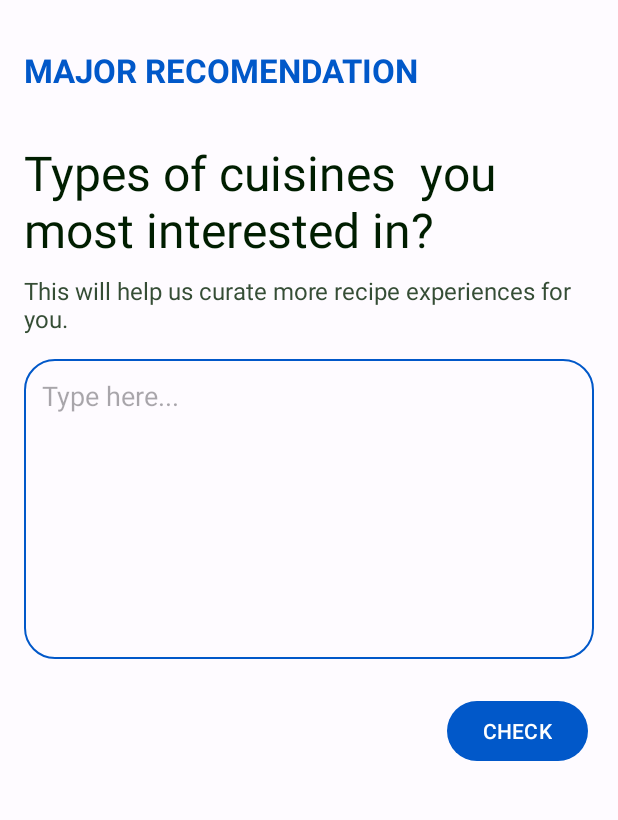
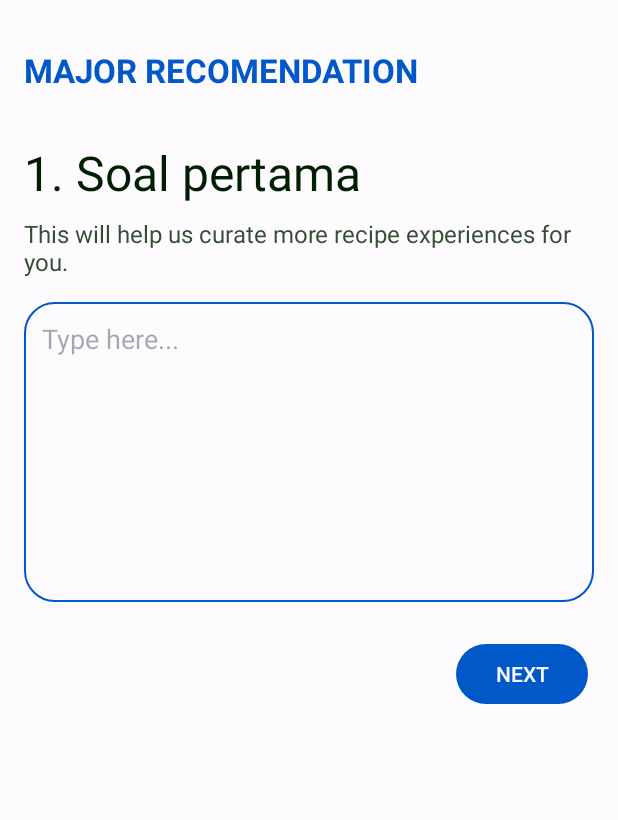
Before and after one commit to deress/VisitCampus, an Android app: the MajorRecomendationActivity screen opened directly, with no data from a screen before it, on a phone screen of 412 x 824 dp, the part 96-916 px from its top. Run offline under Robolectric (Android 15) with nearby library versions, the phone set to English and light mode, and no system bars.

Commit message:
Add logic for question in major recomendation

```diff
--- a/app/src/main/java/com/dicoding/visitcampus/ui/major/MajorRecomendationActivity.kt
+++ b/app/src/main/java/com/dicoding/visitcampus/ui/major/MajorRecomendationActivity.kt
@@ -7,14 +7,17 @@ import android.content.Intent
 import androidx.appcompat.app.AppCompatActivity
 import android.os.Bundle
 import android.os.Handler
+import android.util.Log
 import android.view.View
 import com.dicoding.visitcampus.R
 import com.dicoding.visitcampus.databinding.ActivityMajorRecomendationBinding
 import com.google.android.material.appbar.MaterialToolbar
-import java.util.Timer
 
 class MajorRecomendationActivity : AppCompatActivity() {
     private lateinit var binding: ActivityMajorRecomendationBinding
+    private val questions: Array<String> = arrayOf("1. Soal pertama", "2. Soal kedua", "3. Soal ketiga", "4. Soal keempat")
+    private var currentQuestion = 0
+    private val result: ArrayList<String> = arrayListOf()
     override fun onCreate(savedInstanceState: Bundle?) {
         super.onCreate(savedInstanceState)
         binding = ActivityMajorRecomendationBinding.inflate(layoutInflater)
@@ -27,7 +30,13 @@ class MajorRecomendationActivity : AppCompatActivity() {
         }
         val progressDialog = ProgressDialog(this@MajorRecomendationActivity)
 
+        binding.tvQuestion.text = questions[currentQuestion]
+
         binding.btnCheckRecomendation.setOnClickListener {
+            currentQuestion++
+            Log.i("MajorRecomendationActivity", "$currentQuestion")
+            if (questions.size == currentQuestion) {
+                result.add(binding.etMessageBox.text.toString())
                 progressDialog.setTitle("Checking")
                 progressDialog.setMessage("The system is working, please wait...")
                 progressDialog.show()
@@ -37,6 +46,16 @@ class MajorRecomendationActivity : AppCompatActivity() {
                     startActivity(intent)
                     this@MajorRecomendationActivity.overridePendingTransition(R.anim.slide_in_right, R.anim.slide_out_left)
                 }, 5000)
+            } else {
+                if (questions.size - 1 == currentQuestion) {
+                    binding.btnCheckRecomendation.setText("CHECK")
+                } else {
+                    binding.btnCheckRecomendation.setText("NEXT")
+                }
+                binding.tvQuestion.text = questions[currentQuestion]
+                result.add(binding.etMessageBox.text.toString())
+            }
+            Log.i("MajorRecomendationActivity", "result: $result")
         }
 
         playAnimation()
@@ -44,8 +63,8 @@ class MajorRecomendationActivity : AppCompatActivity() {
 
     private fun playAnimation() {
         val tvMajorRecomendation = ObjectAnimator.ofFloat(binding.tvMajorRecomendation, View.ALPHA, 1f).setDuration(500)
-        val tvText1 = ObjectAnimator.ofFloat(binding.tvText1, View.ALPHA, 1f).setDuration(500)
-        val tvText2 = ObjectAnimator.ofFloat(binding.tvText2, View.ALPHA, 1f).setDuration(500)
+        val tvText1 = ObjectAnimator.ofFloat(binding.tvQuestion, View.ALPHA, 1f).setDuration(500)
+        val tvText2 = ObjectAnimator.ofFloat(binding.tvQuestion2, View.ALPHA, 1f).setDuration(500)
         val etMessageBox = ObjectAnimator.ofFloat(binding.etMessageBox, View.ALPHA, 1f).setDuration(500)
         val btnCheckRecomendation = ObjectAnimator.ofFloat(binding.btnCheckRecomendation, View.ALPHA, 1f).setDuration(500)
 
--- a/app/src/main/java/com/dicoding/visitcampus/ui/major/ResultMajorRecomendationActivity.kt
+++ b/app/src/main/java/com/dicoding/visitcampus/ui/major/ResultMajorRecomendationActivity.kt
@@ -46,6 +46,8 @@ class ResultMajorRecomendationActivity : AppCompatActivity() {
 
     override fun onBackPressed() {
         super.onBackPressed()
+        val intent = Intent(this, MainActivity::class.java)
+        startActivity(intent)
         this@ResultMajorRecomendationActivity.overridePendingTransition(R.anim.slide_in_left, R.anim.slide_out_right)
     }
 }
--- a/app/src/main/res/layout/activity_major_recomendation.xml
+++ b/app/src/main/res/layout/activity_major_recomendation.xml
@@ -62,7 +62,7 @@
         app:layout_constraintTop_toTopOf="@+id/appBarLayout" />
 
     <TextView
-        android:id="@+id/tv_text1"
+        android:id="@+id/tv_question"
         android:layout_width="match_parent"
         android:layout_height="wrap_content"
         android:layout_marginStart="16dp"
@@ -78,7 +78,7 @@
         app:layout_constraintTop_toBottomOf="@+id/tv_major_recomendation" />
 
     <TextView
-        android:id="@+id/tv_text2"
+        android:id="@+id/tv_question2"
         android:layout_width="match_parent"
         android:layout_height="wrap_content"
         android:layout_marginStart="16dp"
@@ -90,8 +90,8 @@
         android:alpha="0"
         tools:alpha="1"
         app:layout_constraintEnd_toEndOf="parent"
-        app:layout_constraintStart_toStartOf="@+id/tv_text1"
-        app:layout_constraintTop_toBottomOf="@+id/tv_text1" />
+        app:layout_constraintStart_toStartOf="@+id/tv_question"
+        app:layout_constraintTop_toBottomOf="@+id/tv_question" />
 
     <EditText
         android:id="@+id/et_message_box"
@@ -108,9 +108,9 @@
         android:textSize="18sp"
         android:alpha="0"
         tools:alpha="1"
-        app:layout_constraintEnd_toEndOf="@+id/tv_text2"
-        app:layout_constraintStart_toStartOf="@+id/tv_text2"
-        app:layout_constraintTop_toBottomOf="@+id/tv_text2" />
+        app:layout_constraintEnd_toEndOf="@+id/tv_question2"
+        app:layout_constraintStart_toStartOf="@+id/tv_question2"
+        app:layout_constraintTop_toBottomOf="@+id/tv_question2" />
 
     <Button
         android:id="@+id/btn_check_recomendation"
@@ -118,7 +118,7 @@
         android:layout_height="wrap_content"
         android:layout_marginTop="24dp"
         android:layout_marginEnd="16dp"
-        android:text="CHECK"
+        android:text="NEXT"
         android:alpha="0"
         tools:alpha="1"
         app:layout_constraintEnd_toEndOf="@+id/et_message_box"
```
Lines whose indentation alone changed are shown as unchanged.
